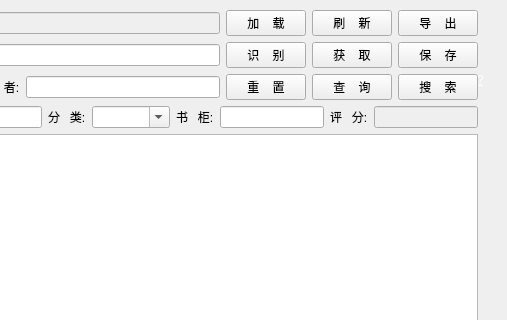
First picture: the form in tools/BookList.ui, repository etony/myPyTool, before the edit; both pictures show x 293 to 800 and y 0 to 320 of the 800 by 700 pixel window.
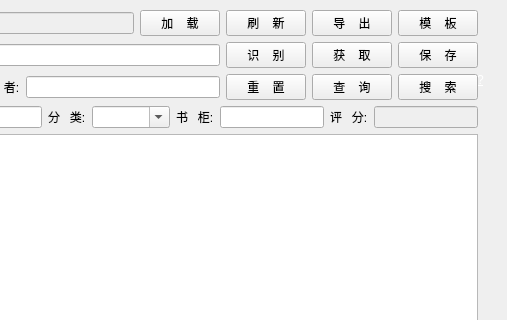
Second picture: the form after the edit. Icons and pictures are not drawn.

Diff of the .ui file:
```diff
--- a/tools/BookList.ui
+++ b/tools/BookList.ui
@@ -102,6 +102,19 @@
          </property>
         </widget>
        </item>
+       <item>
+        <widget class="QPushButton" name="pb_template">
+         <property name="toolTip">
+          <string>识别ISBN图片，获取ISBN编码</string>
+         </property>
+         <property name="statusTip">
+          <string/>
+         </property>
+         <property name="text">
+          <string>模    板</string>
+         </property>
+        </widget>
+       </item>
       </layout>
      </item>
      <item>
```
